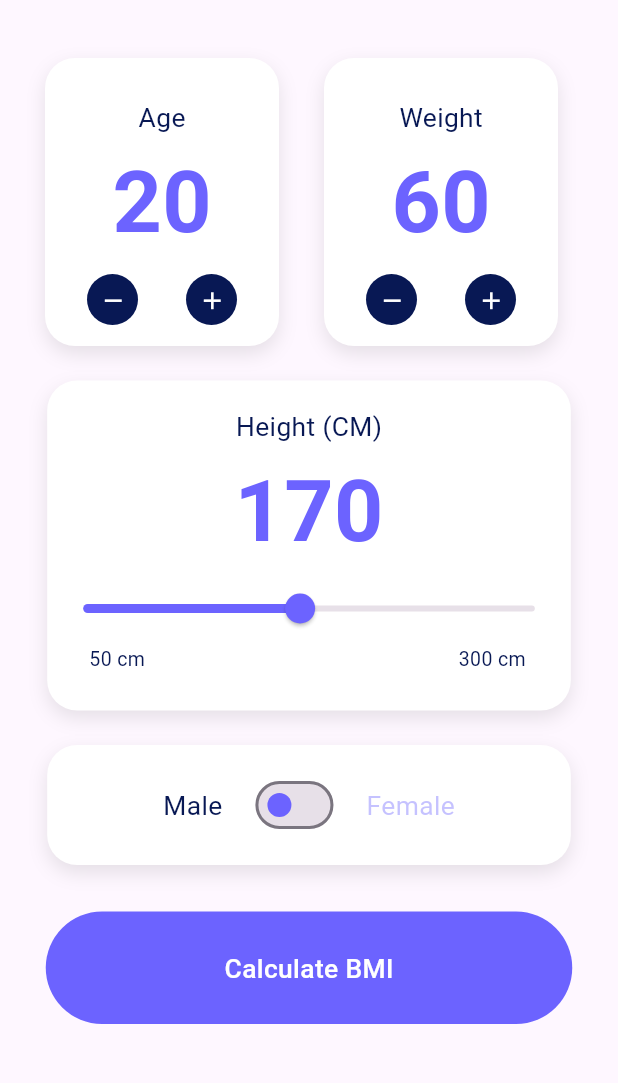
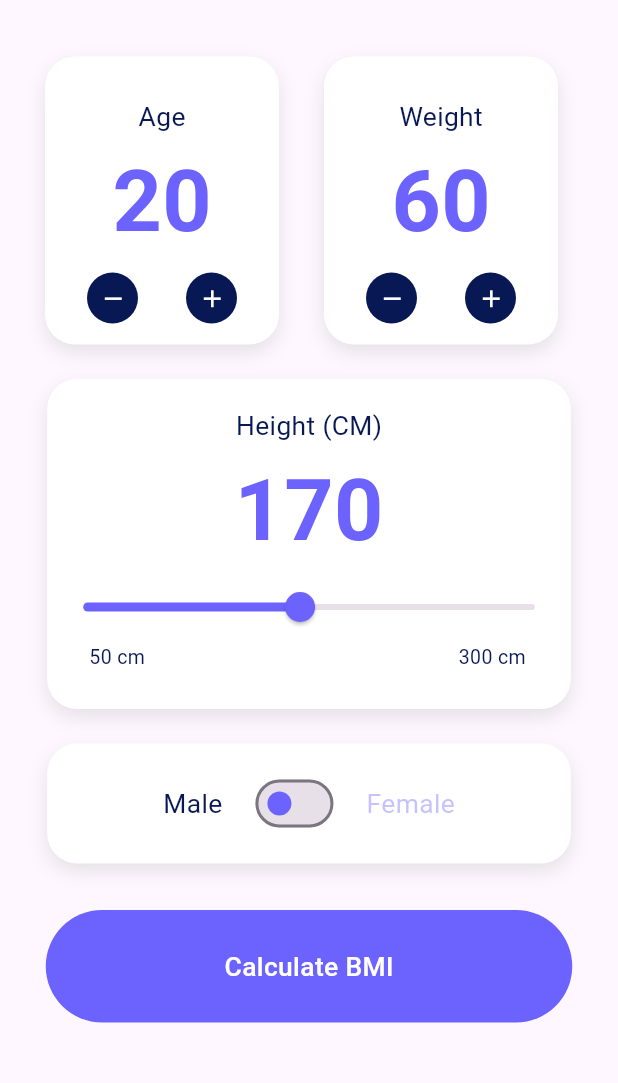
Before and after one commit to mazdon9/bmi_calculator, a Flutter app: the CalculatorScreenSetState screen opened directly, on a phone screen of 412 x 824 dp, the part 119-1202 px from its top. Run offline on Flutter 3.47's test engine with Material 3 defaults, Android fonts, the phone set to English and light mode, and no system bars; Roboto replaces fonts that are missing (Inter-Bold, Inter-Medium, Inter-regular).

Commit message:
message: setstate_sceen

```diff
--- a/lib/screen/without_screen/setstate_widget_caculator_screen.dart
+++ b/lib/screen/without_screen/setstate_widget_caculator_screen.dart
@@ -34,7 +34,7 @@ class _CalculatorScreenSetStateState extends State<CalculatorScreenSetState> {
               style: AppTextStyle.textFont17W400,
             ),
           ),
-          SizedBox(height: 39),
+          SizedBox(height: 38),
           Row(
             children: [
               CounterBox(
```
